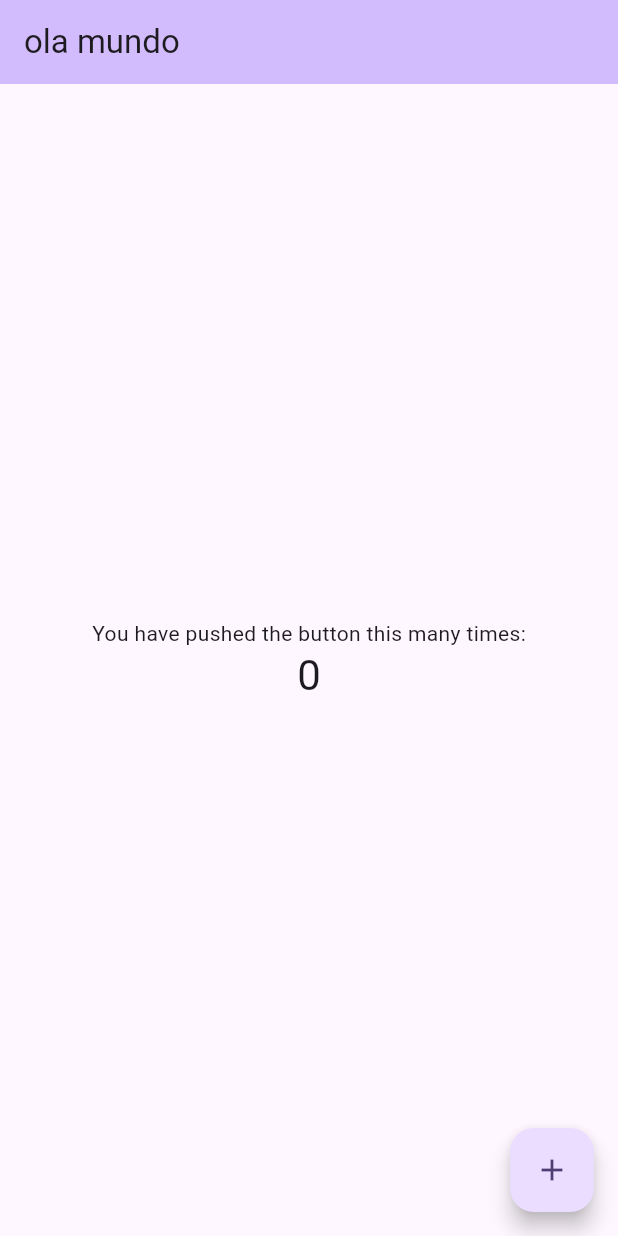
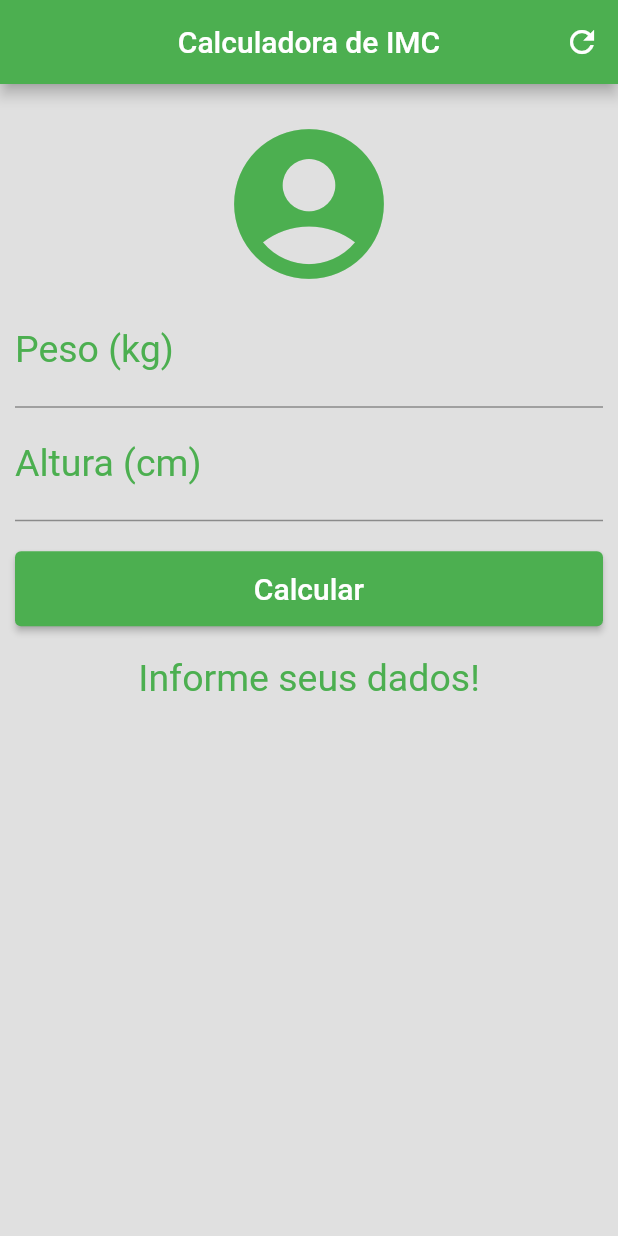
Before and after one commit to petersonpm/calculadora-de-imc, a Flutter app: the screen it shows after launch, on a phone screen of 412 x 824 dp. Run offline on Flutter 3.47's test engine with Material 2 defaults, Android fonts, the light colour scheme and no system bars.

Commit message:
Projeto funcionando

```diff
--- a/lib/main.dart
+++ b/lib/main.dart
@@ -1,125 +1,166 @@
 import 'package:flutter/material.dart';
 
 void main() {
-  runApp(const MyApp());
+  runApp(const MaterialApp(
+    home: Home(), // tela principal, o home espera um widget e o widget espera um StatefulWidget que será a nossa tela
+  ));
 }
 
-class MyApp extends StatelessWidget {
-  const MyApp({super.key});
-
-  // This widget is the root of your application.
-  @override
-  Widget build(BuildContext context) {
-    return MaterialApp(
-      title: 'Flutter Demo',
-      theme: ThemeData(
-        // This is the theme of your application.
-        //
-        // TRY THIS: Try running your application with "flutter run". You'll see
-        // the application has a blue toolbar. Then, without quitting the app,
-        // try changing the seedColor in the colorScheme below to Colors.green
-        // and then invoke "hot reload" (save your changes or press the "hot
-        // reload" button in a Flutter-supported IDE, or press "r" if you used
-        // the command line to start the app).
-        //
-        // Notice that the counter didn't reset back to zero; the application
-        // state is not lost during the reload. To reset the state, use hot
-        // restart instead.
-        //
-        // This works for code too, not just values: Most code changes can be
-        // tested with just a hot reload.
-        colorScheme: ColorScheme.fromSeed(seedColor: Colors.deepPurple),
-        useMaterial3: true,
-      ),
-      home: const MyHomePage(title: 'ola mundo'),
-    );
-  }
-}
-
-class MyHomePage extends StatefulWidget {
-  const MyHomePage({super.key, required this.title});
-
-  // This widget is the home page of your application. It is stateful, meaning
-  // that it has a State object (defined below) that contains fields that affect
-  // how it looks.
-
-  // This class is the configuration for the state. It holds the values (in this
-  // case the title) provided by the parent (in this case the App widget) and
-  // used by the build method of the State. Fields in a Widget subclass are
-  // always marked "final".
-
-  final String title;
+class Home extends StatefulWidget {
+  // Um StatefulWidget é usado quando você precisa de um widget que possa ser atualizado e reagir a mudanças de estado.
+  const Home({Key? key}) : super(key: key);
 
   @override
-  State<MyHomePage> createState() => _MyHomePageState();
+  State<Home> createState() => _HomeState();
+
 }
+//_HomeState é responsável por atualizar o estado do widget Home e redessinhar a interface do usuário sempre que necessário.
+class _HomeState extends State<Home> {
+  //TextEditingController é uma classe fornecida pelo Flutter que permite controlar e interagir com um campo de texto
+  TextEditingController weightController = TextEditingController(); // declarando weightController peso
+  TextEditingController heightController = TextEditingController(); // declarando weightController altura
 
-class _MyHomePageState extends State<MyHomePage> {
-  int _counter = 0;
+  // chave global para ser ultilizada no formulario
+  GlobalKey<FormState> _formKey = GlobalKey<FormState>();
 
-  void _incrementCounter() {
+  // variael para colocar no lugar no text
+  String _infoText = "Informe seus dados!";
+
+  // a função _resetFieldsmétodo limparar o texto nos campos weightController e heightController e em seguida chamar a variavel _inforText.
+  void  _resetFields(){
+    weightController.text = "";
+    heightController.text = "";
+    // precisar usar o setSatate para redesenhar a tela
     setState(() {
-      // This call to setState tells the Flutter framework that something has
-      // changed in this State, which causes it to rerun the build method below
-      // so that the display can reflect the updated values. If we changed
-      // _counter without calling setState(), then the build method would not be
-      // called again, and so nothing would appear to happen.
-      _counter++;
+      _infoText = "Informe seus dados!";
+      _formKey = GlobalKey<FormState>();
+    });
+  }
+  // função para calcular o imc
+  void _calculate(){
+    // setState printar na tela
+    setState(() {
+      double weight = double.parse(weightController.text); // weight vai pegar os numeros (peso) no campo de text
+      double height = double.parse(heightController.text) / 100; // height vai pegar os numeros (altura) no campo de text
+      double imc = weight / (height * height);
+      print(imc);
+      if(imc < 18.6){
+        _infoText = "Abaixo do peso! (${imc.toStringAsPrecision(3)})";
+      }else if(imc >= 18.6 && imc < 24.9){
+        _infoText = "Peso ideal! (${imc.toStringAsPrecision(3)})";
+      }else if(imc >= 24.9 && imc < 29.9){
+        _infoText = "Levemente Acima do peso! (${imc.toStringAsPrecision(3)})";
+      }else if(imc >= 29.9 && imc < 34.9){
+      _infoText = "Obesidade Grau I! (${imc.toStringAsPrecision(3)})";
+      }else if(imc >= 34.9 && imc < 39.9){
+      _infoText = "Obesidade Grau II! (${imc.toStringAsPrecision(3)})";
+      }else if(imc >= 40) {
+        _infoText = "Obesidade Grau III! (${imc.toStringAsPrecision(3)})";
+      }
     });
   }
 
   @override
   Widget build(BuildContext context) {
-    // This method is rerun every time setState is called, for instance as done
-    // by the _incrementCounter method above.
-    //
-    // The Flutter framework has been optimized to make rerunning build methods
-    // fast, so that you can just rebuild anything that needs updating rather
-    // than having to individually change instances of widgets.
     return Scaffold(
+
+      // Widget que fornece uma estrutura básica para construir interfaces de usuário.
       appBar: AppBar(
-        // TRY THIS: Try changing the color here to a specific color (to
-        // Colors.amber, perhaps?) and trigger a hot reload to see the AppBar
-        // change color while the other colors stay the same.
-        backgroundColor: Theme.of(context).colorScheme.inversePrimary,
-        // Here we take the value from the MyHomePage object that was created by
-        // the App.build method, and use it to set our appbar title.
-        title: Text(widget.title),
+        // Widget que representa a barra de aplicativo na parte superior de uma tela.
+        title: const Text("Calculadora de IMC"),
+        centerTitle: true, // Centralizar título (title).
+        backgroundColor: Colors.green,
+        actions: <Widget>[
+          // "actions" refere-se a um conjunto de elementos interativos que podem ser exibidos na AppBar.
+          IconButton(
+            icon: Icon(Icons.refresh),
+            onPressed: _resetFields, // onPressed esta chamando a funçao de limpar
+          ), // Ícone de atualizar.
+        ],
       ),
-      body: Center(
-        // Center is a layout widget. It takes a single child and positions it
-        // in the middle of the parent.
-        child: Column(
-          // Column is also a layout widget. It takes a list of children and
-          // arranges them vertically. By default, it sizes itself to fit its
-          // children horizontally, and tries to be as tall as its parent.
-          //
-          // Column has various properties to control how it sizes itself and
-          // how it positions its children. Here we use mainAxisAlignment to
-          // center the children vertically; the main axis here is the vertical
-          // axis because Columns are vertical (the cross axis would be
-          // horizontal).
-          //
-          // TRY THIS: Invoke "debug painting" (choose the "Toggle Debug Paint"
-          // action in the IDE, or press "p" in the console), to see the
-          // wireframe for each widget.
-          mainAxisAlignment: MainAxisAlignment.center,
-          children: <Widget>[
-            const Text(
-              'You have pushed the button this many times:',
-            ),
-            Text(
-              '$_counter',
-              style: Theme.of(context).textTheme.headlineMedium,
-            ),
-          ],
+      backgroundColor: Colors.grey[300], // Cor de fundo do meu Scaffold.
+      body: SingleChildScrollView( // SingleChildScrollView é um widget que permite rolar seu conteúdo verticalmente quando o espaço disponível é menor do que o necessário para exibir todo o conteúdo.
+        padding:  const EdgeInsets.fromLTRB(10.0, 20.0, 10.0, 0.0), // espaçamento da
+        //Formwidget para gerenciar um grupo de formulário
+        child: Form(
+            // Column é um widget que organiza os seus filhos em uma única coluna vertical.
+          key: _formKey, // chamando a chave global la em cima
+            child: Column(
+            crossAxisAlignment: CrossAxisAlignment.stretch,
+            // crossAxisAlignment Estica os widgets filhos para preencher todo o espaço disponível ao longo do eixo transversal.
+            children: [
+              // children é usada para adicionar vários widgets como filhos de um widget pai e permite criar layouts mais complexos combinando diferentes widgets.
+
+              Icon(Icons.account_circle, size: 120.0, color: Colors.green), // Ícone, tamanho, cor.
+              // TextField é um widget do Flutter que permite a entrada de texto por parte do usuário.
+              TextFormField(
+                keyboardType: TextInputType.number,
+                decoration: const InputDecoration(
+                  // Decorar o TextField.
+                  labelText: "Peso (kg)",
+                  labelStyle: TextStyle(color: Colors.green),
+                ),
+                // textAlign Centraliza o que tem dentro do TextField.
+                textAlign: TextAlign.center,
+                // style Estilizar o que tem dentro do TextField.
+                style: const TextStyle(
+                  color: Colors.green,
+                  fontSize: 25.0,
+                ),
+                controller: weightController,
+                validator: (value) {
+                  if(value!.isEmpty){ // se o valor estiver vazio ele  "Insira seu Peso!"
+                    return "Insira seu Peso!";
+                  }
+                },
+              ),
+              TextFormField(
+                keyboardType: TextInputType.number,
+                // TextField é um widget do Flutter que permite a entrada de texto por parte do usuário.
+                decoration: const InputDecoration(
+                  // Decorar o TextField.
+                  labelText: "Altura (cm)",
+                  labelStyle: TextStyle(color: Colors.green),
+                ),
+                textAlign: TextAlign.center,
+                // Centralizar o que tem dentro do TextField.
+                style: const TextStyle(
+                  color: Colors.green,
+                  fontSize: 25.0,
+                ), // Estilizar o que tem dentro do TextField.
+                controller: heightController,
+                validator: (value) {
+                  if(value!.isEmpty){ // se o valor estiver vazio ele  "Insira sua Altura!"
+                    return "Insira sua Altura!";
+                  }
+                },
+              ),
+              Padding( // coloquei o botao dentro do padding para dar o espaçamento encima e embaixo
+                padding: const EdgeInsets.only(top:20.0 , bottom:20.0 ,), //espaçamento
+                child: Container( // container dentro do ElevatedButton
+                  height: 50.0, // preenchimento do botao
+                  child: ElevatedButton( //botao calcular
+                    onPressed: (){
+                      // esse if verifica se meu formulario esta valido
+                      if(_formKey.currentState!.validate()){
+                        _calculate();
+                      }
+                    },
+                    style: ElevatedButton.styleFrom( //estilo do botao
+                      primary: Colors.green,// Definindo a cor de fundo do botão.
+                    ),
+                    child: const Text('Calcular', style: TextStyle(fontSize: 20.0)), // o texto do botao esta dentro de um chid (filho)
+                  ),
+                ),
+              ),
+              Text( _infoText, //texto da informaçao
+                textAlign: TextAlign.center, // alinhar o texto
+                style: TextStyle(color: Colors.green, fontSize: 25.0), //
+              ),
+            ],
+          ),
         ),
-      ),
-      floatingActionButton: FloatingActionButton(
-        onPressed: _incrementCounter,
-        tooltip: 'Increment',
-        child: const Icon(Icons.add),
-      ), // This trailing comma makes auto-formatting nicer for build methods.
+      )
     );
   }
 }
```
Also changed, not shown: 1 other file.
